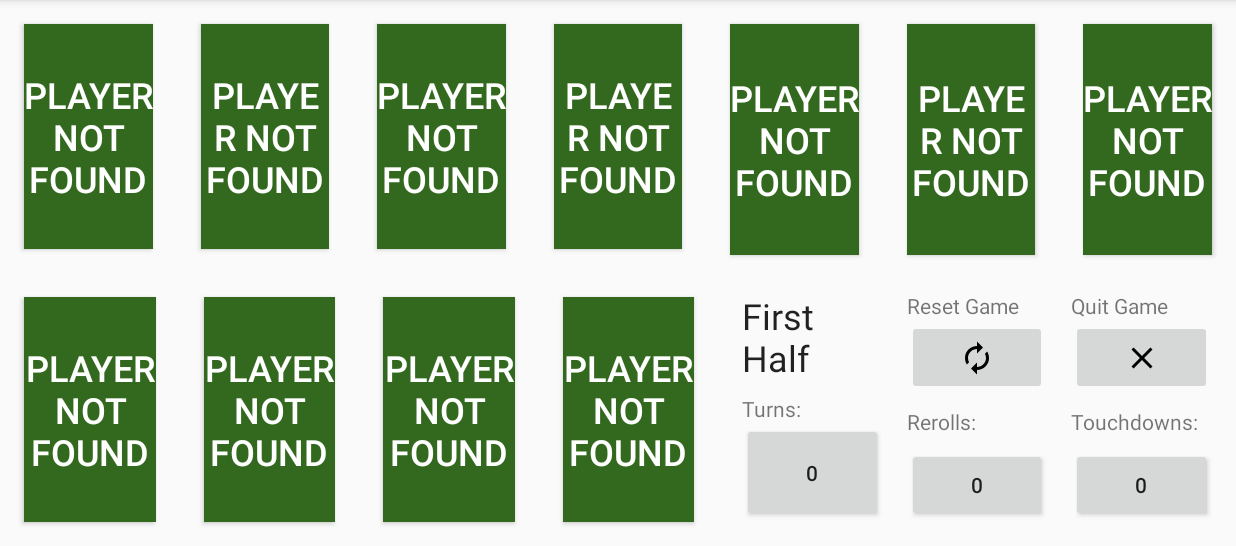
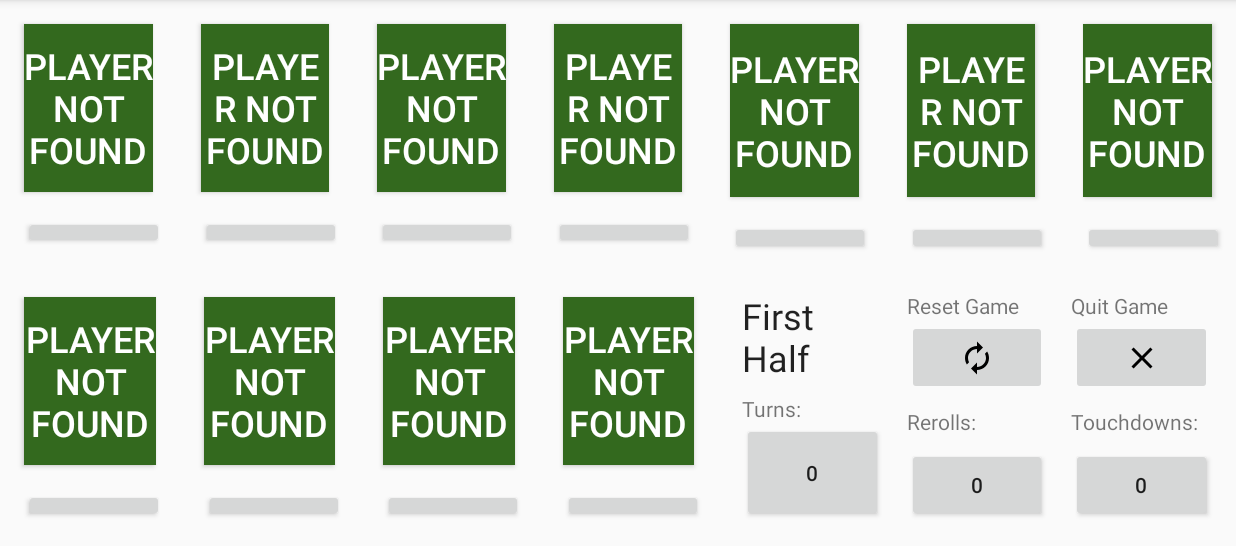
Before and after one commit to Cultiststeve/Blood-Bowl-Playing-Aid, an Android app: the ControlButtonsFragment screen opened directly, with no data from a screen before it, on a phone screen of 824 x 412 dp (held sideways), the part 72-618 px from its top. Run offline under Robolectric (Android 15) with nearby library versions, the phone set to English and light mode, and no system bars; 3 statements that could not run were skipped.

Commit message:
Added casualty button to player card fragments

```diff
--- a/app/build.gradle
+++ b/app/build.gradle
@@ -16,10 +16,11 @@ android {
             proguardFiles getDefaultProguardFile('proguard-android-optimize.txt'), 'proguard-rules.pro'
         }
     }
+    buildToolsVersion '28.0.3'
 }
 
 dependencies {
-    implementation fileTree(dir: 'libs', include: ['*.jar'])
+    implementation fileTree(include: ['*.jar'], dir: 'libs')
     implementation 'com.android.support:appcompat-v7:28.0.0'
     implementation 'com.android.support.constraint:constraint-layout:1.1.3'
     implementation 'com.android.support:support-v4:28.0.0'
--- a/app/src/main/java/com/example/bloodbowlplayingaid/ControlButtonsFragment.java
+++ b/app/src/main/java/com/example/bloodbowlplayingaid/ControlButtonsFragment.java
@@ -82,7 +82,7 @@ public class ControlButtonsFragment extends Fragment {
         super.onStart();
 
         //Setup buttons
-        final Button btnReroll = getView().findViewById(R.id.btnReroll);
+        final Button btnReroll = (Button) getView().findViewById(R.id.btnReroll);
         btnReroll.setOnClickListener(new View.OnClickListener() {
             @Override
             public void onClick(View v) {
@@ -97,7 +97,7 @@ public class ControlButtonsFragment extends Fragment {
             }
         });
 
-        final Button btnTouchdown = getView().findViewById(R.id.btnTouchdown);
+        final Button btnTouchdown = (Button) getView().findViewById(R.id.btnTouchdown);
         btnTouchdown.setOnClickListener(new View.OnClickListener() {
             @Override
             public void onClick(View v) {
@@ -113,7 +113,7 @@ public class ControlButtonsFragment extends Fragment {
             }
         });
 
-        final Button btnTurnCount = getView().findViewById(R.id.btnTurnCount);
+        final Button btnTurnCount = (Button) getView().findViewById(R.id.btnTurnCount);
         btnTurnCount.setOnClickListener(new View.OnClickListener() {
             @Override
             public void onClick(View v) {
@@ -129,7 +129,7 @@ public class ControlButtonsFragment extends Fragment {
             }
         });
 
-        ImageButton ibtnCloseCurrentGame = getView().findViewById(R.id.btnCloseGame);
+        ImageButton ibtnCloseCurrentGame = (ImageButton) getView().findViewById(R.id.btnCloseGame);
         ibtnCloseCurrentGame.setOnLongClickListener(new View.OnLongClickListener() {
             @Override
             public boolean onLongClick(View v) {
@@ -138,7 +138,7 @@ public class ControlButtonsFragment extends Fragment {
             }
         });
 
-        final ImageButton btnResetGame = getView().findViewById(R.id.btnResetGame);
+        final ImageButton btnResetGame = (ImageButton) getView().findViewById(R.id.btnResetGame);
         btnResetGame.setOnLongClickListener(new View.OnLongClickListener() {
             @Override
             public boolean onLongClick(View v) {
@@ -187,9 +187,9 @@ public class ControlButtonsFragment extends Fragment {
     }
 
     public void updateGameData(Integer currentTurn, Integer currentRerolls, Integer currentTouchdowns){
-        final Button btnTurnCount = getView().findViewById(R.id.btnTurnCount);
-        final Button btnReroll = getView().findViewById(R.id.btnReroll);
-        final Button btnTouchdown = getView().findViewById(R.id.btnTouchdown);
+        final Button btnTurnCount = (Button) getView().findViewById(R.id.btnTurnCount);
+        final Button btnReroll = (Button) getView().findViewById(R.id.btnReroll);
+        final Button btnTouchdown = (Button) getView().findViewById(R.id.btnTouchdown);
         btnTurnCount.setText(currentTurn.toString());
         btnReroll.setText(currentRerolls.toString());
         btnTouchdown.setText(currentTouchdowns.toString());
@@ -198,8 +198,8 @@ public class ControlButtonsFragment extends Fragment {
 
 
     public void updateHalfText(Integer currentTurn){
-        final Button btnTurnCount = getView().findViewById(R.id.btnTurnCount);
-        final TextView textView = getView().findViewById(R.id.txt_Game_Half);
+        final Button btnTurnCount = (Button) getView().findViewById(R.id.btnTurnCount);
+        final TextView textView = (TextView) getView().findViewById(R.id.txt_Game_Half);
 
         if (currentTurn > 8){
             //Second Half
--- a/app/src/main/java/com/example/bloodbowlplayingaid/PlayerCardFragment.java
+++ b/app/src/main/java/com/example/bloodbowlplayingaid/PlayerCardFragment.java
@@ -25,15 +25,16 @@ public class PlayerCardFragment extends Fragment {
     private static final String ARG_CARD_POSITION = "CARD_POSITION";
     private static final String ARG_PLAYER_NAME = "PLAYER_NAME";
 
-    private Button cardButton;
+    private Button btnPlayer;
+    private Button btnCasualty;
 
-    // TODO: Rename and change types of parameters
     private Integer cardPostion;
     private String playerName;
+    private boolean casualty = false;
+    public Boolean hasPlayed = false;
 
     private OnFragmentInteractionListener mListener;
 
-    public Boolean hasPlayed = false;
 
     public PlayerCardFragment() {
         // Required empty public constructor
@@ -78,11 +79,12 @@ public class PlayerCardFragment extends Fragment {
         // Inflate the layout for this fragment
         View rootView = inflater.inflate(R.layout.fragment_player_card, container, false);
 
-        cardButton = rootView.findViewById(R.id.card_button); // Get button, store in fragment variable
+        btnPlayer = (Button) rootView.findViewById(R.id.btnPlayerCard); // Get button, store in fragment variable
+        btnCasualty = (Button) rootView.findViewById(R.id.btnCasualty);
 
         if (cardPostion != null){
             Integer display_num  = cardPostion +1;
-            cardButton.setText(playerName);
+            btnPlayer.setText(playerName);
             Log.d(TAG, "onCreateView: cardnum = " + cardPostion.toString());
         } else {
             Log.d(TAG, "onCreateView: Card num is null");
@@ -96,7 +98,7 @@ public class PlayerCardFragment extends Fragment {
         Log.d(TAG, "onStart() called");
         super.onStart();
 
-        cardButton.setOnClickListener(new View.OnClickListener() { // Set button behaviour
+        btnPlayer.setOnClickListener(new View.OnClickListener() { // Set button behaviour
             @Override
             public void onClick(View v) {
                 Log.d(TAG, "onClick() called with: v = [" + v + "]");
@@ -104,12 +106,39 @@ public class PlayerCardFragment extends Fragment {
                     Toast.makeText(getContext(), "Player has already played", Toast.LENGTH_SHORT).show();
                 } else {
                     hasPlayed = true;
-                    cardButton.setBackgroundColor(getResources().getColor(R.color.colorPlayed));
+                    btnPlayer.setBackgroundColor(getResources().getColor(R.color.colorPlayed));
                 }
             }
         });
 
-        //TODO long press to make not played
+        btnPlayer.setOnLongClickListener(new View.OnLongClickListener() {
+            @Override
+            public boolean onLongClick(View v) {
+                hasPlayed = false;
+                btnPlayer.setBackgroundColor(getResources().getColor(R.color.colorNotPlayed));
+                return true;
+            }
+        });
+
+        btnCasualty.setOnClickListener(new View.OnClickListener() {
+            @Override
+            public void onClick(View v) {
+                Log.d(TAG, "onClick: Casualty clicked, currently " + casualty);
+                if (casualty){
+                    casualty = false;
+                    if (hasPlayed){
+                        btnPlayer.setBackgroundColor(getResources().getColor(R.color.colorPlayed));
+                    } else {
+                        btnPlayer.setBackgroundColor(getResources().getColor(R.color.colorNotPlayed));
+                    }
+                } else {
+                    casualty = true;
+                    btnPlayer.setBackgroundColor(getResources().getColor(R.color.colorPlayerCasuallty));
+                }
+                btnPlayer.setEnabled(!casualty); //Not clickable if casualty
+            }
+        });
+
     }
 
     @Override
@@ -144,9 +173,15 @@ public class PlayerCardFragment extends Fragment {
         void onFragmentInteraction(Uri uri);
     }
 
+    public void onBtnCasualty(View view){
+
+    }
+
     public void newTurn(){
         //Reset color
         hasPlayed = false;
-        cardButton.setBackgroundColor(getResources().getColor(R.color.colorNotPlayed));
+        if (!casualty){ // Only reset color if not a casualty
+            btnPlayer.setBackgroundColor(getResources().getColor(R.color.colorNotPlayed));
+        }
     }
 }
--- a/app/src/main/res/layout/fragment_player_card.xml
+++ b/app/src/main/res/layout/fragment_player_card.xml
@@ -10,7 +10,7 @@
     <!-- TODO: Update blank fragment layout -->
 
     <Button
-        android:id="@+id/card_button"
+        android:id="@+id/btnPlayerCard"
         style="@style/Widget.AppCompat.Button"
         android:layout_width="0dp"
         android:layout_height="0dp"
@@ -24,9 +24,24 @@
         android:text="Button"
         android:textColor="@android:color/white"
         android:textSize="24sp"
-        app:layout_constraintBottom_toBottomOf="parent"
+        app:layout_constraintBottom_toTopOf="@+id/btnCasualty"
         app:layout_constraintEnd_toEndOf="parent"
         app:layout_constraintStart_toStartOf="parent"
-        app:layout_constraintTop_toTopOf="parent" />
+        app:layout_constraintTop_toTopOf="parent"
+        app:layout_constraintVertical_weight="5"/>
+
+    <Button
+        android:id="@+id/btnCasualty"
+        android:layout_width="wrap_content"
+        android:layout_height="0dp"
+        android:layout_marginStart="8dp"
+        android:layout_marginLeft="8dp"
+        android:layout_marginTop="8dp"
+        android:layout_marginBottom="8dp"
+        android:text="Casualty"
+        app:layout_constraintBottom_toBottomOf="parent"
+        app:layout_constraintStart_toStartOf="parent"
+        app:layout_constraintTop_toBottomOf="@+id/btnPlayerCard"
+        app:layout_constraintVertical_weight="1"/>
 
 </android.support.constraint.ConstraintLayout>
--- a/app/src/main/res/values/colors.xml
+++ b/app/src/main/res/values/colors.xml
@@ -8,4 +8,5 @@
 
     <color name="colorOnTeam">#29b6f6</color>
     <color name="colorNotTeam">#757575</color>
+    <color name="colorPlayerCasuallty">#757575</color>
 </resources>
```
